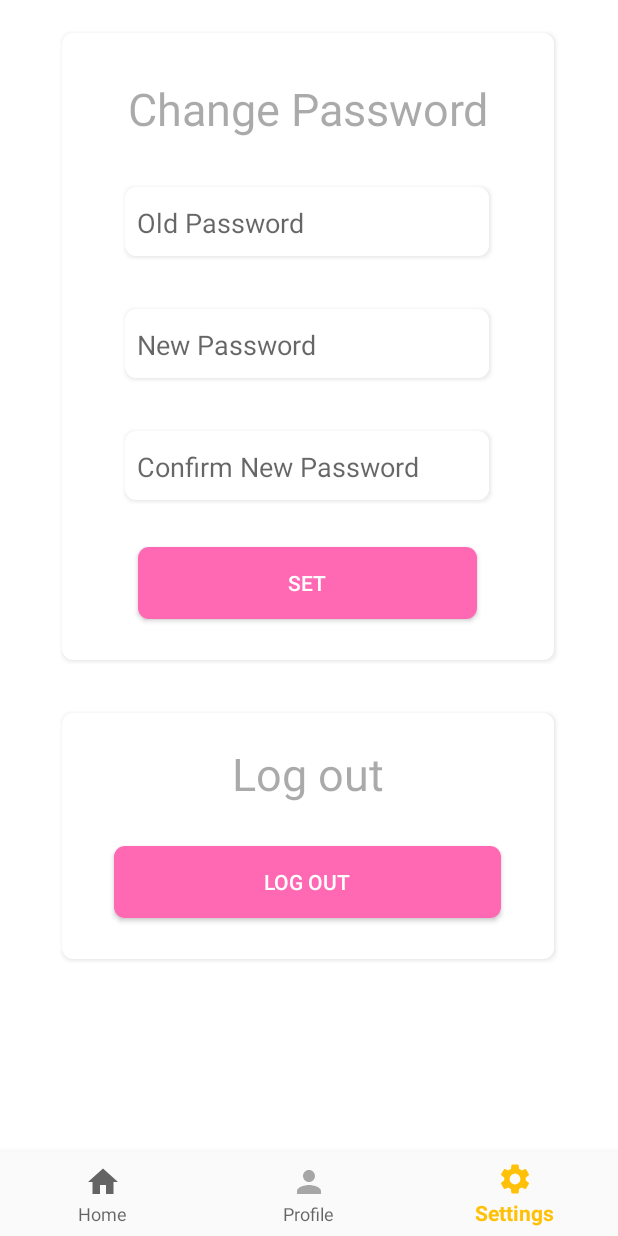
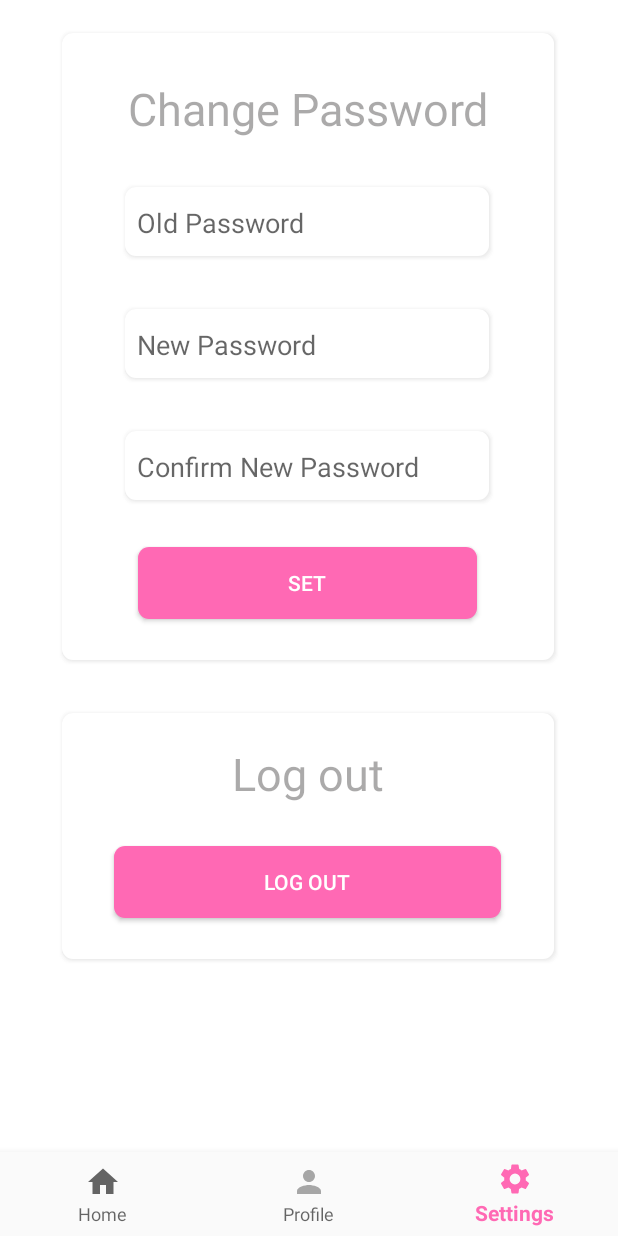
Before and after one commit to Asbaharoon/Students-academic, an Android app: the HomeFragment screen opened directly, with no data from a screen before it, item 3 of the bottom bar chosen, on a phone screen of 412 x 824 dp. Run offline under Robolectric (Android 15) with nearby library versions, the phone set to English and light mode, and no system bars; our stand-ins replace Firebase (no records; nobody signed in at launch, a user with empty details on screens opened directly), navigation-ui; libraries missing offline, so code that uses them is left out: com.github.mikephil.charting; 43 statements that could not run were skipped.

Commit message:
changed botton nav colour

```diff
--- a/app/src/main/java/com/example/gfmcheck/ui/home/HomeFragment.java
+++ b/app/src/main/java/com/example/gfmcheck/ui/home/HomeFragment.java
@@ -131,6 +131,7 @@ public class HomeFragment extends Fragment {
                         desc1.setText("");
                         pieChart1.setDescription(desc1);
                         pieDataSet1.setColors(ColorTemplate.LIBERTY_COLORS);
+
                         pieChart1.animateXY(1400,1400);
 //
 
--- a/app/src/main/res/layout/fragment_home.xml
+++ b/app/src/main/res/layout/fragment_home.xml
@@ -10,6 +10,10 @@
         android:layout_height="wrap_content"
         android:orientation="vertical">
 
+
+        <TextView
+            android:layout_width="match_parent"
+            android:layout_height="wrap_content" />
 
         <LinearLayout
             android:layout_width="match_parent"
--- a/app/src/main/res/values/colors.xml
+++ b/app/src/main/res/values/colors.xml
@@ -1,6 +1,6 @@
 <?xml version="1.0" encoding="utf-8"?>
 <resources>
-    <color name="colorPrimary">#FFC107</color>
+    <color name="colorPrimary">#FF69B4</color>
     <color name="colorPrimaryDark">#FFFFFF</color>
     <color name="colorAccent">#009688</color>
 </resources>
```
